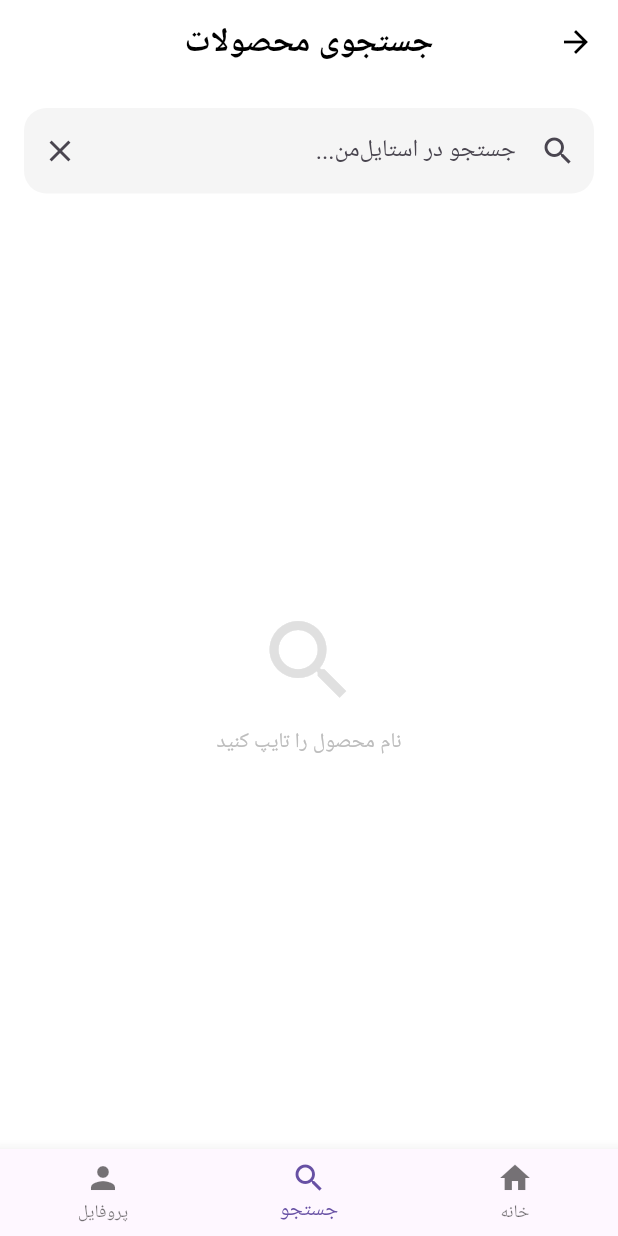
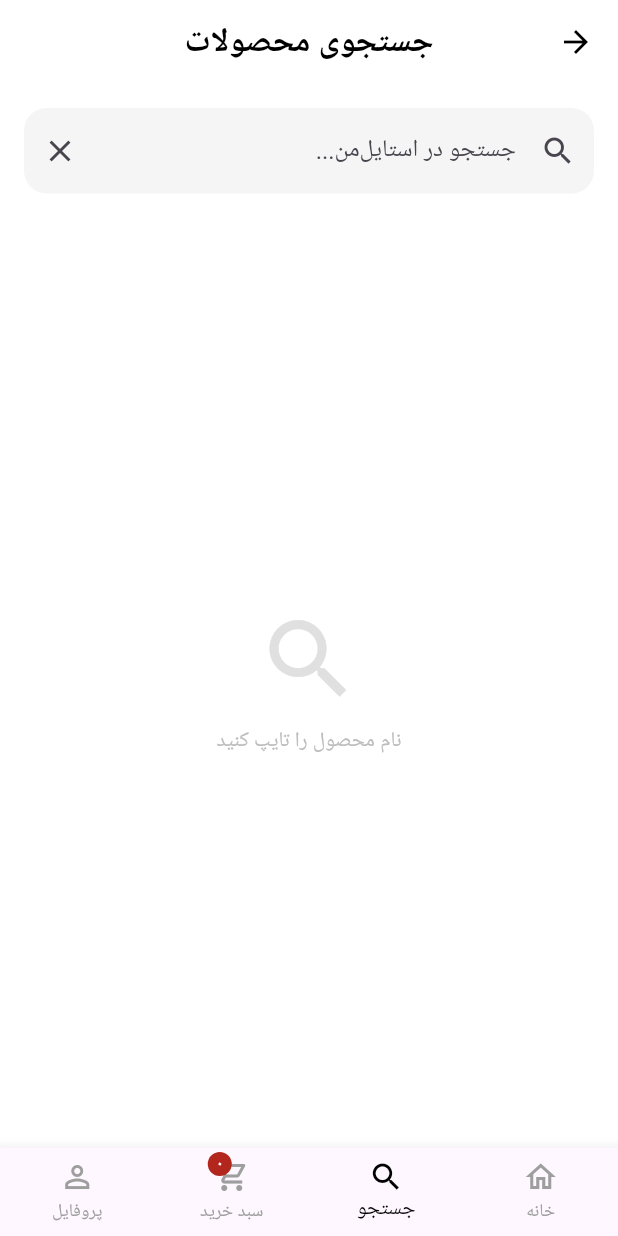
Before and after one commit to hasanhamadi/app_styleman, a Flutter app: the MainWrapper screen opened by its route, item 2 of the bottom bar chosen, on a phone screen of 412 x 824 dp. Run offline on Flutter 3.47's test engine with Material 3 defaults, Android fonts, the phone set to English and light mode, and no system bars; our stand-ins replace bloc, dio, flutter_bloc, flutter_secure_storage, shared_preferences; accounts and stored records are empty; network calls fail; Roboto replaces fonts that are missing (Vazir).

Commit message:
app_styleman

```diff
--- a/lib/BottomNavBar/custom_bottom_navbar.dart
+++ b/lib/BottomNavBar/custom_bottom_navbar.dart
@@ -3,7 +3,6 @@ import 'package:flutter/material.dart';
 import 'package:flutter_bloc/flutter_bloc.dart';
 
 import 'navigation_cubit.dart';
-
 class CustomBottomNavBar extends StatelessWidget {
   const CustomBottomNavBar({super.key});
 
@@ -14,10 +13,25 @@ class CustomBottomNavBar extends StatelessWidget {
         return BottomNavigationBar(
           currentIndex: state.currentIndex,
           onTap: (index) => context.read<NavigationCubit>().updateIndex(index),
+          // تنظیم نوع برای نمایش بهتر وقتی تعداد آیتم‌ها زیاد می‌شود
+          type: BottomNavigationBarType.fixed,
+          selectedItemColor: Colors.black,
+          unselectedItemColor: Colors.grey,
           items: const [
-            BottomNavigationBarItem(icon: Icon(Icons.home), label: 'خانه'),
+            BottomNavigationBarItem(icon: Icon(Icons.home_outlined), activeIcon: Icon(Icons.home), label: 'خانه'),
             BottomNavigationBarItem(icon: Icon(Icons.search), label: 'جستجو'),
-            BottomNavigationBarItem(icon: Icon(Icons.person), label: 'پروفایل'),
+
+            // آیتم جدید: سبد خرید
+            BottomNavigationBarItem(
+                icon: Badge( // اضافه کردن بج برای تعداد محصولات (اختیاری)
+                  label: Text('۰'),
+                  child: Icon(Icons.shopping_cart_outlined),
+                ),
+                activeIcon: Icon(Icons.shopping_cart),
+                label: 'سبد خرید'
+            ),
+
+            BottomNavigationBarItem(icon: Icon(Icons.person_outline), activeIcon: Icon(Icons.person), label: 'پروفایل'),
           ],
         );
       },
--- a/lib/BottomNavBar/main_wrapper.dart
+++ b/lib/BottomNavBar/main_wrapper.dart
@@ -1,6 +1,7 @@
 import 'package:flutter/material.dart';
 import 'package:flutter_bloc/flutter_bloc.dart';
 
+import '../Card/cart_screen.dart';
 import '../products/product_list_screen.dart';
 import '../search_bar/search_screen.dart';
 import '../uesr/auth_bloc.dart';
@@ -18,7 +19,7 @@ class MainWrapper extends StatelessWidget {
     final List<Widget> _pages = [
       const ProductListScreen(),
       const SearchScreen(), // حالا این صفحه به RepositoryProvider در main دسترسی دارد
-
+      const CartScreen(),
       // مدیریت هوشمند وضعیت پروفایل
       BlocBuilder<AuthBloc, AuthState>(
         builder: (context, state) {
--- a/lib/home_screen.dart
+++ b/lib/Card/cart_screen.dart
@@ -1,7 +1,7 @@
 import 'package:flutter/cupertino.dart';
 
-class HomeScreen extends StatelessWidget {
-  const HomeScreen({super.key});
+class CartScreen extends StatelessWidget {
+  const CartScreen({super.key});
 
   @override
   Widget build(BuildContext context) {
```
